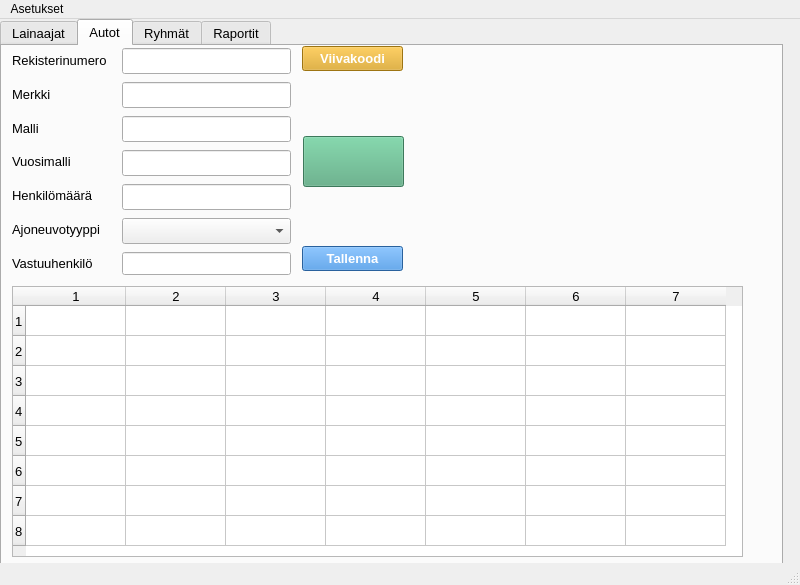
Above: administrative.ui from TiViOpetus/Autolainaus before the change. Below: the same form after it.
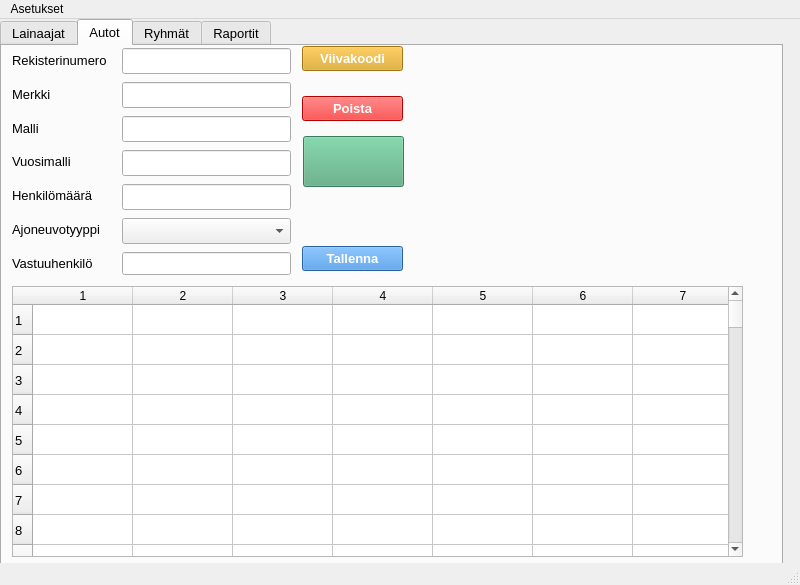
That is the form after the change. The open tabs and pages were chosen to show the change. Icons and pictures are not drawn.

```diff
--- a/administrative.ui
+++ b/administrative.ui
@@ -491,14 +491,20 @@
        </rect>
       </property>
       <property name="cursor" stdset="0">
-       <cursorShape>ForbiddenCursor</cursorShape>
+       <cursorShape>ArrowCursor</cursorShape>
+      </property>
+      <property name="verticalScrollBarPolicy">
+       <enum>Qt::ScrollBarPolicy::ScrollBarAsNeeded</enum>
+      </property>
+      <property name="horizontalScrollBarPolicy">
+       <enum>Qt::ScrollBarPolicy::ScrollBarAlwaysOff</enum>
       </property>
       <property name="rowCount">
+       <number>99</number>
+      </property>
+      <property name="columnCount">
        <number>8</number>
       </property>
-      <property name="columnCount">
-       <number>7</number>
-      </property>
       <row/>
       <row/>
       <row/>
@@ -507,6 +513,98 @@
       <row/>
       <row/>
       <row/>
+      <row/>
+      <row/>
+      <row/>
+      <row/>
+      <row/>
+      <row/>
+      <row/>
+      <row/>
+      <row/>
+      <row/>
+      <row/>
+      <row/>
+      <row/>
+      <row/>
+      <row/>
+      <row/>
+      <row/>
+      <row/>
+      <row/>
+      <row/>
+      <row/>
+      <row/>
+      <row/>
+      <row/>
+      <row/>
+      <row/>
+      <row/>
+      <row/>
+      <row/>
+      <row/>
+      <row/>
+      <row/>
+      <row/>
+      <row/>
+      <row/>
+      <row/>
+      <row/>
+      <row/>
+      <row/>
+      <row/>
+      <row/>
+      <row/>
+      <row/>
+      <row/>
+      <row/>
+      <row/>
+      <row/>
+      <row/>
+      <row/>
+      <row/>
+      <row/>
+      <row/>
+      <row/>
+      <row/>
+      <row/>
+      <row/>
+      <row/>
+      <row/>
+      <row/>
+      <row/>
+      <row/>
+      <row/>
+      <row/>
+      <row/>
+      <row/>
+      <row/>
+      <row/>
+      <row/>
+      <row/>
+      <row/>
+      <row/>
+      <row/>
+      <row/>
+      <row/>
+      <row/>
+      <row/>
+      <row/>
+      <row/>
+      <row/>
+      <row/>
+      <row/>
+      <row/>
+      <row/>
+      <row/>
+      <row/>
+      <row/>
+      <row/>
+      <row/>
+      <row/>
+      <row/>
+      <row/>
+      <column/>
       <column/>
       <column/>
       <column/>
@@ -562,6 +660,32 @@
        <bool>true</bool>
       </property>
      </widget>
+     <widget class="QPushButton" name="removeVehiclePushButton">
+      <property name="geometry">
+       <rect>
+        <x>300</x>
+        <y>50</y>
+        <width>101</width>
+        <height>25</height>
+       </rect>
+      </property>
+      <property name="font">
+       <font>
+        <pointsize>10</pointsize>
+        <bold>true</bold>
+       </font>
+      </property>
+      <property name="cursor">
+       <cursorShape>PointingHandCursor</cursorShape>
+      </property>
+      <property name="styleSheet">
+       <string notr="true">background-color: rgb(255, 0, 0);
+color: rgb(255, 255, 255);</string>
+      </property>
+      <property name="text">
+       <string>Poista</string>
+      </property>
+     </widget>
     </widget>
     <widget class="QWidget" name="groupsTab">
      <attribute name="title">
```
Left out of the diff: 33 changed lines with no effect on the pictures.
